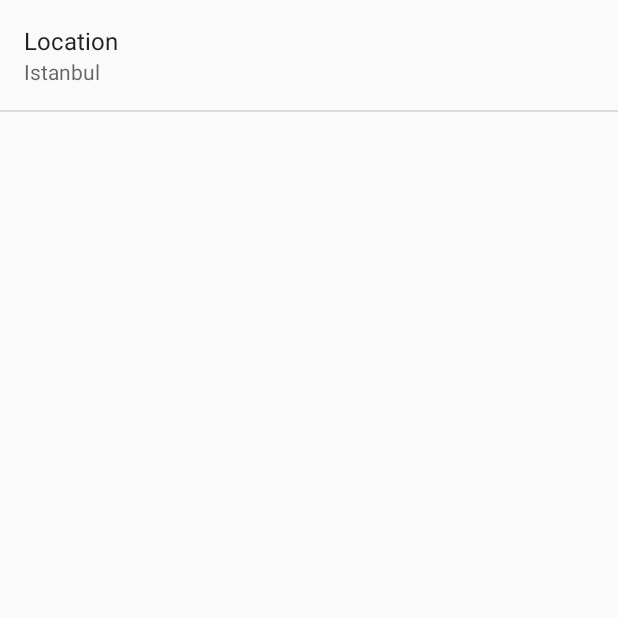
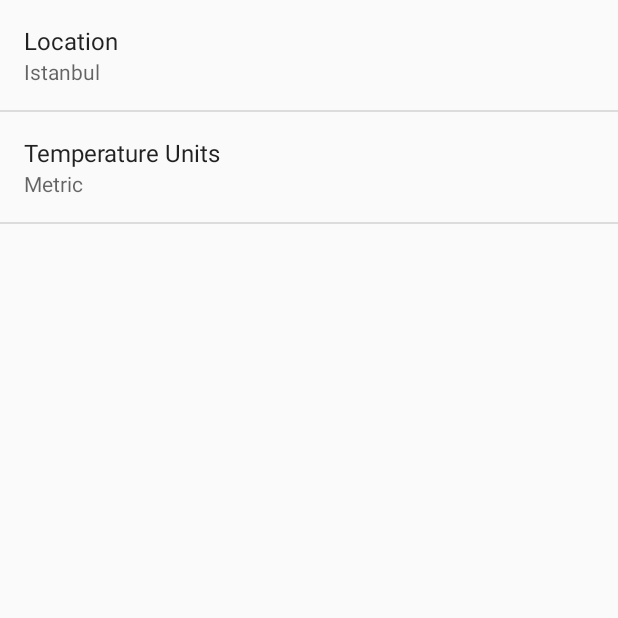
Before and after one commit to gdgistanbul/android-study-jam-sunshine, an Android app: the SettingsActivity screen opened directly, with no data from a screen before it, on a phone screen of 412 x 824 dp, the top half of it. Run offline under Robolectric (Android 15) with nearby library versions, the phone set to English and light mode, and no system bars.

Commit message:
implement dynamic units form pref

```diff
--- a/app/src/main/java/com/gdgistanbul/sunshine/SettingsActivity.java
+++ b/app/src/main/java/com/gdgistanbul/sunshine/SettingsActivity.java
@@ -25,6 +25,7 @@ public class SettingsActivity extends PreferenceActivity
         // For all preferences, attach an OnPreferenceChangeListener so the UI summary can be
         // updated when the preference changes.
         bindPreferenceSummaryToValue(findPreference(getString(R.string.pref_location_key)));
+        bindPreferenceSummaryToValue(findPreference(getString(R.string.pref_units_key)));
     }
 
     /**
--- /dev/null
+++ b/app/src/main/res/values/arrays.xml
@@ -0,0 +1,13 @@
+<?xml version="1.0" encoding="utf-8"?>
+<resources>
+
+    <string-array name="pref_units_options">
+        <item>@string/pref_units_title_metric</item>
+        <item>@string/pref_units_title_imperial</item>
+    </string-array>
+
+    <string-array name="pref_units_values">
+        <item>@string/pref_units_metric</item>
+        <item>@string/pref_units_imperial</item>
+    </string-array>
+</resources>
--- a/app/src/main/res/values/strings.xml
+++ b/app/src/main/res/values/strings.xml
@@ -5,7 +5,13 @@
     <string name="action_refresh" translatable="false">Refresh</string>
     <string name="title_activity_detail">Detail</string>
     <string name="title_activity_settings">Settings</string>
-    <string name="pref_location_label">Location</string>
+    <string name="pref_location_title">Location</string>
     <string name="pref_location_key" translatable="false">location</string>
     <string name="pref_location_default" translatable="false">Istanbul</string>
+    <string name="pref_units_title">Temperature Units</string>
+    <string name="pref_units_title_metric">Metric</string>
+    <string name="pref_units_title_imperial">Imperial</string>
+    <string name="pref_units_key" translatable="false">units</string>
+    <string name="pref_units_metric" translatable="false">metric</string>
+    <string name="pref_units_imperial" translatable="false">imperial</string>
 </resources>
--- a/app/src/main/res/xml/pref_general.xml
+++ b/app/src/main/res/xml/pref_general.xml
@@ -8,6 +8,13 @@
         android:inputType="text"
         android:key="@string/pref_location_key"
         android:singleLine="true"
-        android:title="@string/pref_location_label"/>
+        android:title="@string/pref_location_title"/>
+
+    <ListPreference
+        android:defaultValue="@string/pref_units_metric"
+        android:entries="@array/pref_units_options"
+        android:entryValues="@array/pref_units_values"
+        android:key="@string/pref_units_key"
+        android:title="@string/pref_units_title"/>
 
 </PreferenceScreen>
```
Also changed, not shown: app/src/main/java/com/gdgistanbul/sunshine/ForecastFragment.java (+38 -25 lines).
